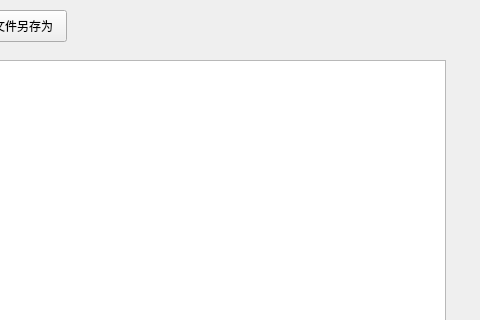
Before: the Qt Designer form QFileDemo/mainwindow.ui in longhuarst/QTDemo, drawn with Qt 5; both pictures show x 205 to 685 and y 0 to 320 of the 800 by 600 pixel window.
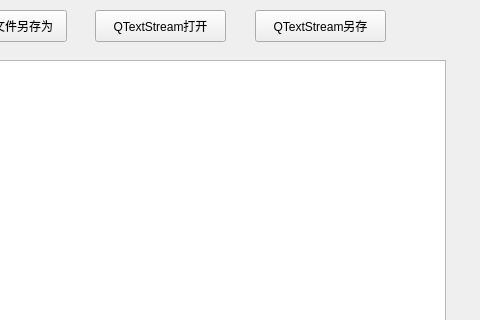
After: the same form once the commit is applied.

Commit message: QFile IODevice

What changed in the file:
```diff
--- a/QFileDemo/mainwindow.ui
+++ b/QFileDemo/mainwindow.ui
@@ -50,6 +50,32 @@
      <string>文本文件另存为</string>
     </property>
    </widget>
+   <widget class="QPushButton" name="pushButtonOpenFile_2">
+    <property name="geometry">
+     <rect>
+      <x>300</x>
+      <y>10</y>
+      <width>131</width>
+      <height>32</height>
+     </rect>
+    </property>
+    <property name="text">
+     <string>QTextStream打开</string>
+    </property>
+   </widget>
+   <widget class="QPushButton" name="pushButtonOpenFile_3">
+    <property name="geometry">
+     <rect>
+      <x>460</x>
+      <y>10</y>
+      <width>131</width>
+      <height>32</height>
+     </rect>
+    </property>
+    <property name="text">
+     <string>QTextStream另存</string>
+    </property>
+   </widget>
   </widget>
   <widget class="QMenuBar" name="menubar">
    <property name="geometry">
```
